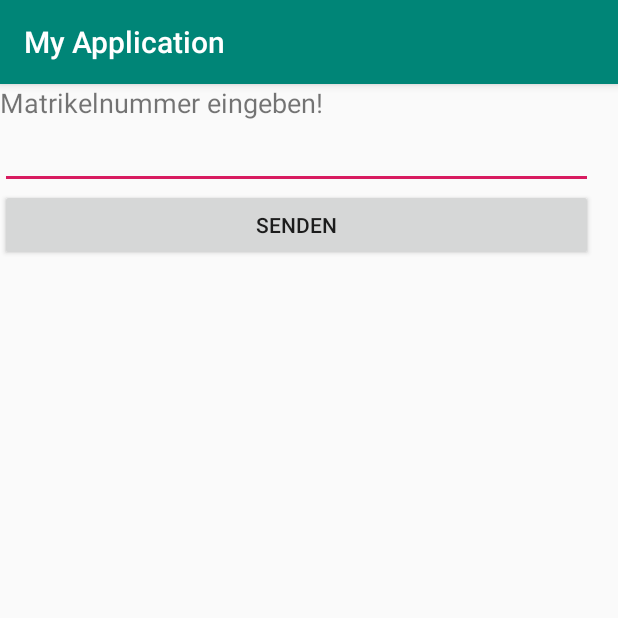
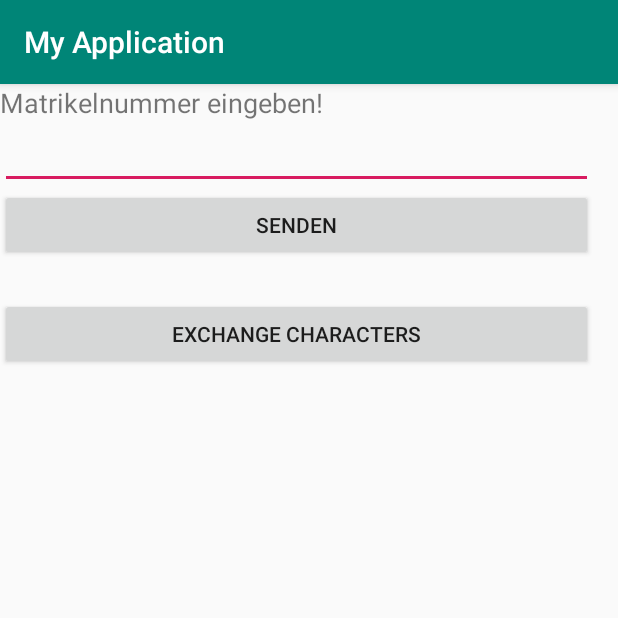
Before and after one commit to christiantr/SE2_Einzelabgabe_TrudenC, an Android app: the screen it shows after launch (MainActivity), on a phone screen of 412 x 824 dp, the top half of it. Run offline under Robolectric (Android 15) with nearby library versions, the phone set to English and light mode, and no system bars.

Commit message:
second functionality implemented

```diff
--- a/app/src/main/res/layout/activity_main.xml
+++ b/app/src/main/res/layout/activity_main.xml
@@ -41,5 +41,11 @@
             android:textAllCaps="false"
             android:textSize="18sp"
             android:textStyle="italic" />
+
+        <Button
+            android:id="@+id/buttonExchangeChars"
+            android:layout_width="match_parent"
+            android:layout_height="wrap_content"
+            android:text="Exchange Characters" />
     </LinearLayout>
 </android.support.constraint.ConstraintLayout>
```
Also changed, not shown: app/src/main/java/com/example/myapplication/MainActivity.java (+28 -0 lines).
